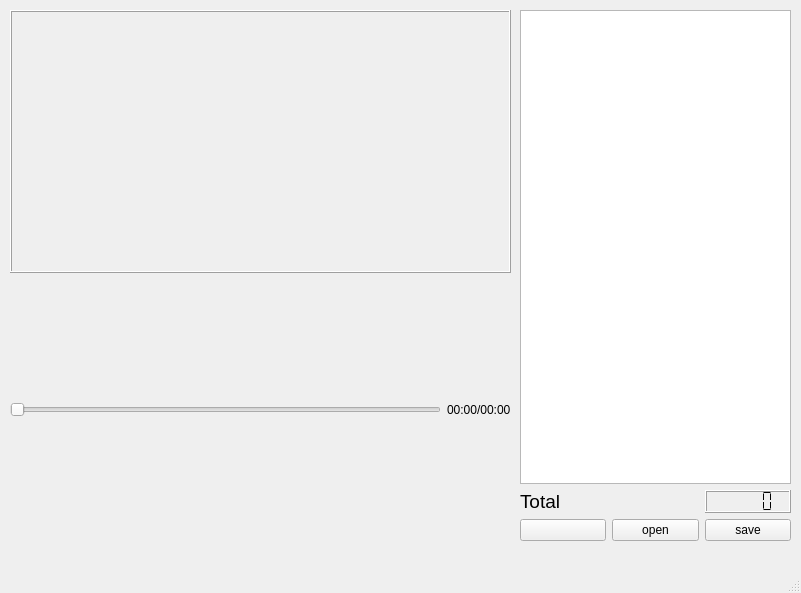
Before: the Qt Designer form forms/mainwindow.ui in Polycarbon/malaria_finder, drawn with Qt 5.
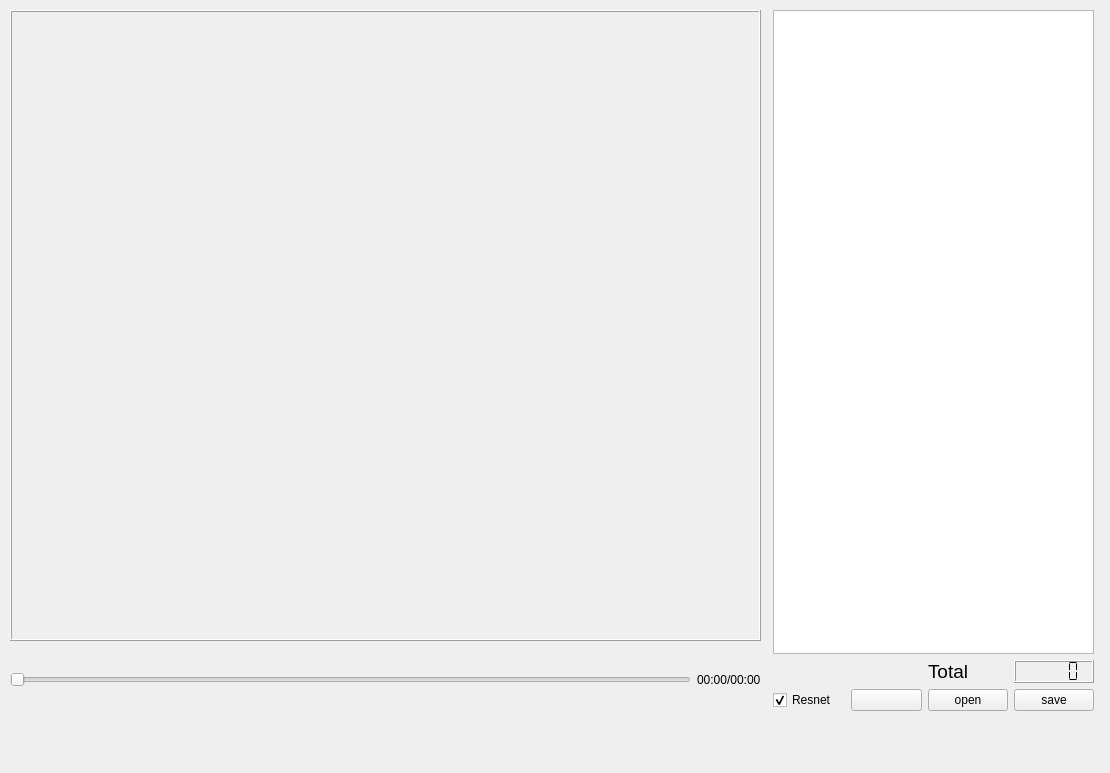
After: the same form once the commit is applied.

Commit message: - release saveDialog - fix save process - switch mode function in detector - redesign listwidget

What changed in the file:
```diff
--- a/forms/mainwindow.ui
+++ b/forms/mainwindow.ui
@@ -6,78 +6,59 @@
    <rect>
     <x>0</x>
     <y>0</y>
-    <width>801</width>
-    <height>593</height>
+    <width>1110</width>
+    <height>773</height>
    </rect>
   </property>
   <property name="windowTitle">
    <string>MainWindow</string>
   </property>
+  <property name="tabShape">
+   <enum>QTabWidget::Rounded</enum>
+  </property>
   <widget class="QWidget" name="centralwidget">
-   <widget class="QWidget" name="verticalLayoutWidget">
-    <property name="geometry">
-     <rect>
-      <x>10</x>
-      <y>10</y>
-      <width>501</width>
-      <height>531</height>
-     </rect>
-    </property>
-    <layout class="QVBoxLayout" name="verticalLayout">
-     <item>
-      <widget class="QFrame" name="videoFrame">
-       <property name="autoFillBackground">
-        <bool>false</bool>
-       </property>
-       <property name="frameShape">
-        <enum>QFrame::Box</enum>
-       </property>
-       <property name="frameShadow">
-        <enum>QFrame::Raised</enum>
-       </property>
-      </widget>
-     </item>
-     <item>
-      <layout class="QHBoxLayout" name="horizontalLayout">
-       <property name="sizeConstraint">
-        <enum>QLayout::SetMinimumSize</enum>
-       </property>
-       <item>
-        <widget class="QSlider" name="timeSlider">
-         <property name="orientation">
-          <enum>Qt::Horizontal</enum>
-         </property>
-        </widget>
-       </item>
-       <item>
-        <widget class="QLabel" name="label_3">
-         <property name="text">
-          <string>00:00/00:00</string>
-         </property>
-        </widget>
-       </item>
-      </layout>
-     </item>
-    </layout>
-   </widget>
    <widget class="QWidget" name="gridLayoutWidget">
     <property name="geometry">
      <rect>
-      <x>520</x>
+      <x>773</x>
       <y>10</y>
-      <width>271</width>
-      <height>531</height>
+      <width>321</width>
+      <height>701</height>
      </rect>
     </property>
     <layout class="QGridLayout" name="gridLayout">
      <item row="2" column="1">
+      <widget class="QCheckBox" name="modeCheckBox">
+       <property name="text">
+        <string>Resnet</string>
+       </property>
+       <property name="checked">
+        <bool>true</bool>
+       </property>
+      </widget>
+     </item>
+     <item row="1" column="4">
+      <widget class="QLCDNumber" name="totalNumber">
+       <property name="segmentStyle">
+        <enum>QLCDNumber::Flat</enum>
+       </property>
+      </widget>
+     </item>
+     <item row="2" column="4">
+      <widget class="QPushButton" name="saveButton">
+       <property name="text">
+        <string>save</string>
+       </property>
+      </widget>
+     </item>
+     <item row="2" column="3">
       <widget class="QPushButton" name="openButton">
        <property name="text">
         <string>open</string>
        </property>
       </widget>
      </item>
-     <item row="1" column="0">
+     <item row="1" column="3">
       <widget class="QLabel" name="label">
        <property name="font">
         <font>
@@ -89,27 +70,73 @@
        </property>
       </widget>
      </item>
-     <item row="2" column="0">
+     <item row="2" column="2">
       <widget class="QPushButton" name="playButton">
        <property name="text">
         <string/>
        </property>
       </widget>
      </item>
-     <item row="2" column="2">
-      <widget class="QPushButton" name="saveButton">
-       <property name="text">
-        <string>save</string>
-       </property>
-      </widget>
-     </item>
-     <item row="0" column="0" colspan="3">
+     <item row="0" column="1" colspan="4">
       <widget class="QListWidget" name="listWidget"/>
      </item>
-     <item row="1" column="2">
-      <widget class="QLCDNumber" name="totalNumber">
-       <property name="segmentStyle">
-        <enum>QLCDNumber::Flat</enum>
+    </layout>
+   </widget>
+   <widget class="QWidget" name="">
+    <property name="geometry">
+     <rect>
+      <x>10</x>
+      <y>650</y>
+      <width>751</width>
+      <height>59</height>
+     </rect>
+    </property>
+    <layout class="QHBoxLayout" name="horizontalLayout">
+     <property name="sizeConstraint">
+      <enum>QLayout::SetDefaultConstraint</enum>
+     </property>
+     <property name="topMargin">
+      <number>0</number>
+     </property>
+     <property name="bottomMargin">
+      <number>0</number>
+     </property>
+     <item>
+      <widget class="QSlider" name="timeSlider">
+       <property name="orientation">
+        <enum>Qt::Horizontal</enum>
+       </property>
+      </widget>
+     </item>
+     <item>
+      <widget class="QLabel" name="timeLabel">
+       <property name="text">
+        <string>00:00/00:00</string>
+       </property>
+      </widget>
+     </item>
+    </layout>
+   </widget>
+   <widget class="QWidget" name="verticalLayoutWidget">
+    <property name="geometry">
+     <rect>
+      <x>10</x>
+      <y>10</y>
+      <width>751</width>
+      <height>631</height>
+     </rect>
+    </property>
+    <layout class="QVBoxLayout" name="verticalLayout">
+     <item>
+      <widget class="QFrame" name="videoFrame">
+       <property name="autoFillBackground">
+        <bool>false</bool>
+       </property>
+       <property name="frameShape">
+        <enum>QFrame::Box</enum>
+       </property>
+       <property name="frameShadow">
+        <enum>QFrame::Raised</enum>
        </property>
       </widget>
      </item>
@@ -129,7 +156,11 @@
     </rect>
    </property>
   </widget>
-  <widget class="QStatusBar" name="statusbar"/>
+  <widget class="QStatusBar" name="statusbar">
+   <property name="sizeGripEnabled">
+    <bool>false</bool>
+   </property>
+  </widget>
  </widget>
  <resources/>
  <connections/>
```
Left out of the diff: 2 changed lines with no effect on the pictures. The commit also changes 12 other files.
